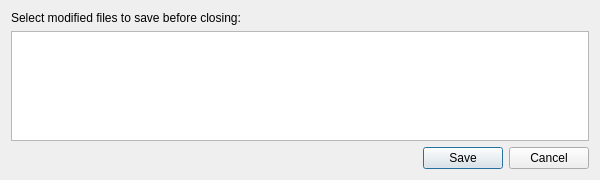
This is editor/savechangeddialog.ui in StrideLang/Stride as Qt 5 draws it before an edit. The edited form follows.
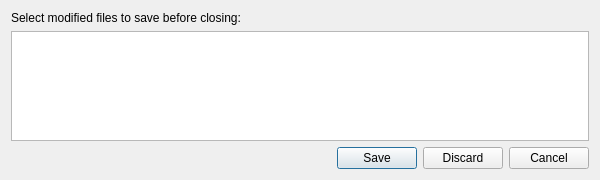
This is the edited form.

Diff of the .ui file:
```diff
--- a/editor/savechangeddialog.ui
+++ b/editor/savechangeddialog.ui
@@ -30,7 +30,7 @@
       <enum>Qt::Horizontal</enum>
      </property>
      <property name="standardButtons">
-      <set>QDialogButtonBox::Cancel|QDialogButtonBox::Save</set>
+      <set>QDialogButtonBox::Cancel|QDialogButtonBox::Discard|QDialogButtonBox::Save</set>
      </property>
      <property name="centerButtons">
       <bool>false</bool>
```
